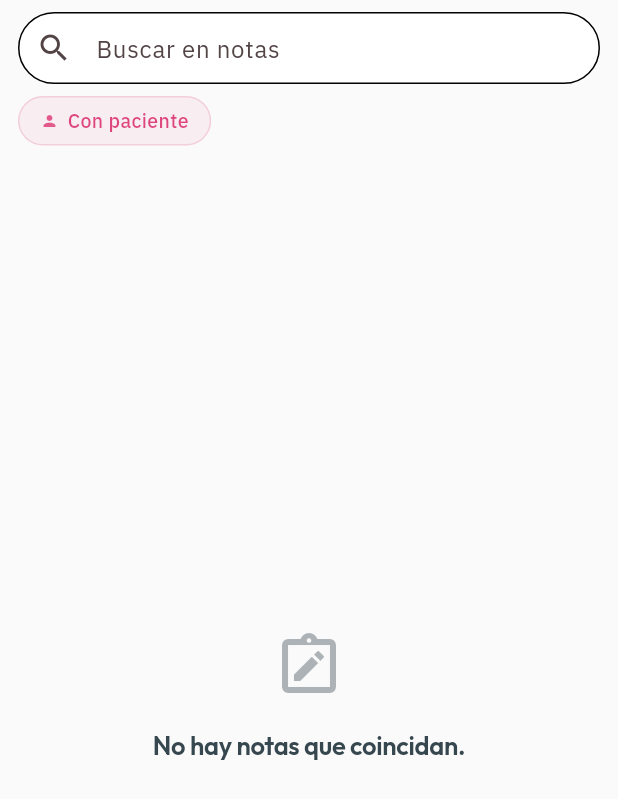
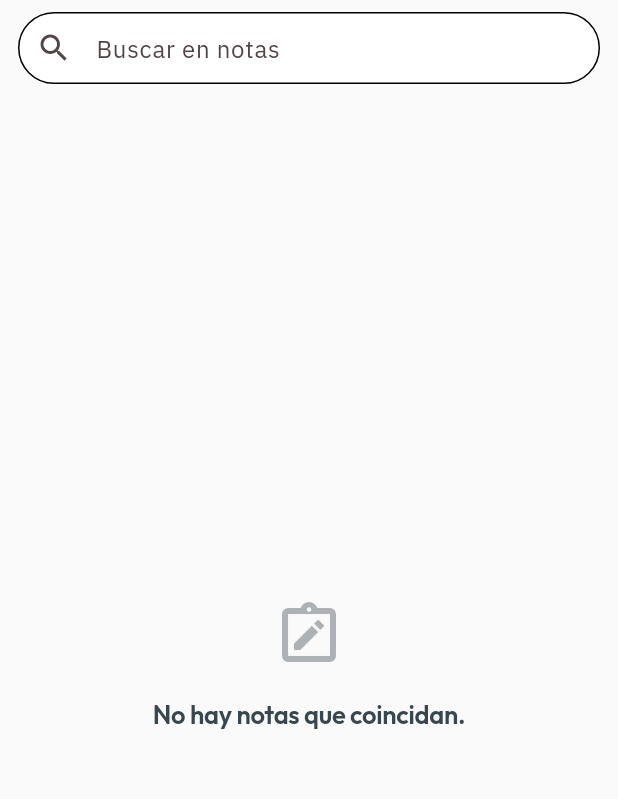
Before and after one commit to TheJulianAlva/project-mmh, a Flutter app: the NotaGeneralListView widget shown alone on an empty page, opened directly, on a phone screen of 412 x 824 dp. Shown: the top 799 px of the screen. Run offline on Flutter 3.47's test engine with Material 3 defaults, Android fonts, the phone set to English and light mode, and no system bars; our stand-ins replace flutter_form_builder, flutter_local_notifications, flutter_riverpod, flutter_timezone, form_builder_validators, freezed_annotation and 7 more; accounts and stored records are empty.

Commit message:
fix: agrega decimales en cotizaciones, feedback de errores y elimina chip muerto
- AppTextField.decimal permite valores como 45.50 en cantidad y
  precio unitario de items de nota (antes solo digitos enteros).
- Se agregan catch con SnackBar en los flujos de guardado de notas
  (general, prepaciente, lista de materiales, cotizacion) y al abrir
  WhatsApp desde el detalle de prepaciente, donde antes los errores
  se perdian en silencio.
- Se elimina el filtro 'Con paciente' de la lista de notas generales:
  ninguna pantalla asigna idPaciente a una nota, asi que siempre
  filtraba a una lista vacia.
- Se agrega ignore_for_file: invalid_annotation_target en nota_item.dart,
  igual que en el resto de modelos con @JsonKey en el constructor.

```diff
--- a/code/project_mmh/lib/features/notas/domain/nota_item.dart
+++ b/code/project_mmh/lib/features/notas/domain/nota_item.dart
@@ -1,3 +1,4 @@
+// ignore_for_file: invalid_annotation_target
 import 'package:freezed_annotation/freezed_annotation.dart';
 
 part 'nota_item.freezed.dart';
--- a/code/project_mmh/lib/features/notas/presentation/widgets/nota_general_list_view.dart
+++ b/code/project_mmh/lib/features/notas/presentation/widgets/nota_general_list_view.dart
@@ -7,7 +7,6 @@ import 'package:project_mmh/core/presentation/widgets/app_entity_card.dart';
 import 'package:project_mmh/core/presentation/widgets/app_search_field.dart';
 import 'package:project_mmh/core/theme/app_opacity.dart';
 import 'package:project_mmh/core/theme/app_spacing.dart';
-import 'package:project_mmh/features/core/presentation/widgets/app_filter_chip.dart';
 import 'package:project_mmh/features/notas/domain/nota_tipo.dart';
 import 'package:project_mmh/features/notas/presentation/providers/notas_providers.dart';
 
@@ -21,17 +20,13 @@ class NotaGeneralListView extends ConsumerStatefulWidget {
 
 class _NotaGeneralListViewState extends ConsumerState<NotaGeneralListView> {
   String _query = '';
-  bool _soloConPaciente = false;
 
   @override
   Widget build(BuildContext context) {
     final notas = ref.watch(notasPorTipoProvider(NotaTipo.general));
     final filtradas = notas.where((n) {
-      final matchesQuery =
-          _query.isEmpty ||
+      return _query.isEmpty ||
           (n.contenido ?? '').toLowerCase().contains(_query.toLowerCase());
-      final matchesFiltro = !_soloConPaciente || n.idPaciente != null;
-      return matchesQuery && matchesFiltro;
     }).toList();
 
     return Column(
@@ -49,19 +44,6 @@ class _NotaGeneralListViewState extends ConsumerState<NotaGeneralListView> {
             onChanged: (v) => setState(() => _query = v),
           ),
         ),
-        Padding(
-          padding: const EdgeInsets.symmetric(horizontal: AppSpacing.md),
-          child: Align(
-            alignment: Alignment.centerLeft,
-            child: AppFilterChip(
-              label: 'Con paciente',
-              icon: Icons.person,
-              isActive: _soloConPaciente,
-              onTap: () => setState(() => _soloConPaciente = !_soloConPaciente),
-            ),
-          ),
-        ),
-        const SizedBox(height: AppSpacing.sm),
         Expanded(
           child: filtradas.isEmpty
               ? const AppEmptyState(
--- a/code/project_mmh/lib/features/notas/presentation/widgets/nota_item_editor.dart
+++ b/code/project_mmh/lib/features/notas/presentation/widgets/nota_item_editor.dart
@@ -55,7 +55,7 @@ class _NotaItemEditorState extends State<NotaItemEditor> {
                 Row(
                   children: [
                     Expanded(
-                      child: AppTextField.number(
+                      child: AppTextField.decimal(
                         name: 'cantidad',
                         label: 'Cantidad *',
                         initialValue: existing?.cantidad.toString(),
@@ -74,7 +74,7 @@ class _NotaItemEditorState extends State<NotaItemEditor> {
                 ),
                 if (widget.showPrecio) ...[
                   const SizedBox(height: AppSpacing.sm),
-                  AppTextField.number(
+                  AppTextField.decimal(
                     name: 'precio_unitario',
                     label: 'Precio unitario',
                     initialValue: existing?.precioUnitario?.toString(),
```
Also changed, not shown: code/project_mmh/lib/core/presentation/widgets/app_text_field.dart (+26 -5 lines), code/project_mmh/lib/features/notas/presentation/screens/cotizacion_create_screen.dart (+7 -0 lines), code/project_mmh/lib/features/notas/presentation/screens/lista_materiales_create_screen.dart (+7 -0 lines), code/project_mmh/lib/features/notas/presentation/screens/nota_create_screen.dart (+7 -0 lines), code/project_mmh/lib/features/notas/presentation/screens/prepaciente_create_screen.dart (+7 -0 lines), code/project_mmh/lib/features/notas/presentation/screens/prepaciente_detail_screen.dart (+13 -1 lines).
